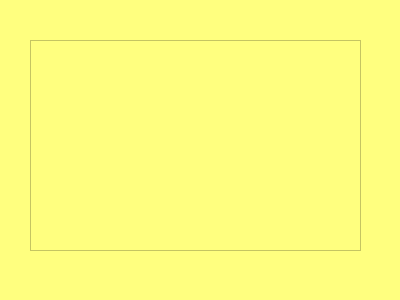
Qt form show_numbers.ui (MarinaMM-IDB-23-11/Laba3) before a commit.
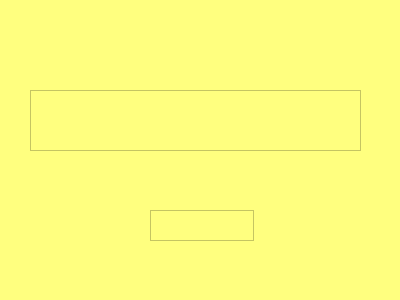
The same form after that commit.

```diff
--- a/show_numbers.ui
+++ b/show_numbers.ui
@@ -21,9 +21,9 @@
    <property name="geometry">
     <rect>
      <x>30</x>
-     <y>40</y>
+     <y>90</y>
      <width>331</width>
-     <height>211</height>
+     <height>61</height>
     </rect>
    </property>
    <property name="readOnly">
@@ -40,6 +40,19 @@
 &lt;p align=&quot;center&quot; style=&quot;-qt-paragraph-type:empty; margin-top:0px; margin-bottom:0px; margin-left:0px; margin-right:0px; -qt-block-indent:0; text-indent:0px;&quot;&gt;&lt;br /&gt;&lt;/p&gt;&lt;/body&gt;&lt;/html&gt;</string>
    </property>
   </widget>
+  <widget class="QTextEdit" name="time">
+   <property name="geometry">
+    <rect>
+     <x>150</x>
+     <y>210</y>
+     <width>104</width>
+     <height>31</height>
+    </rect>
+   </property>
+   <property name="readOnly">
+    <bool>true</bool>
+   </property>
+  </widget>
  </widget>
  <resources/>
  <connections/>
```
